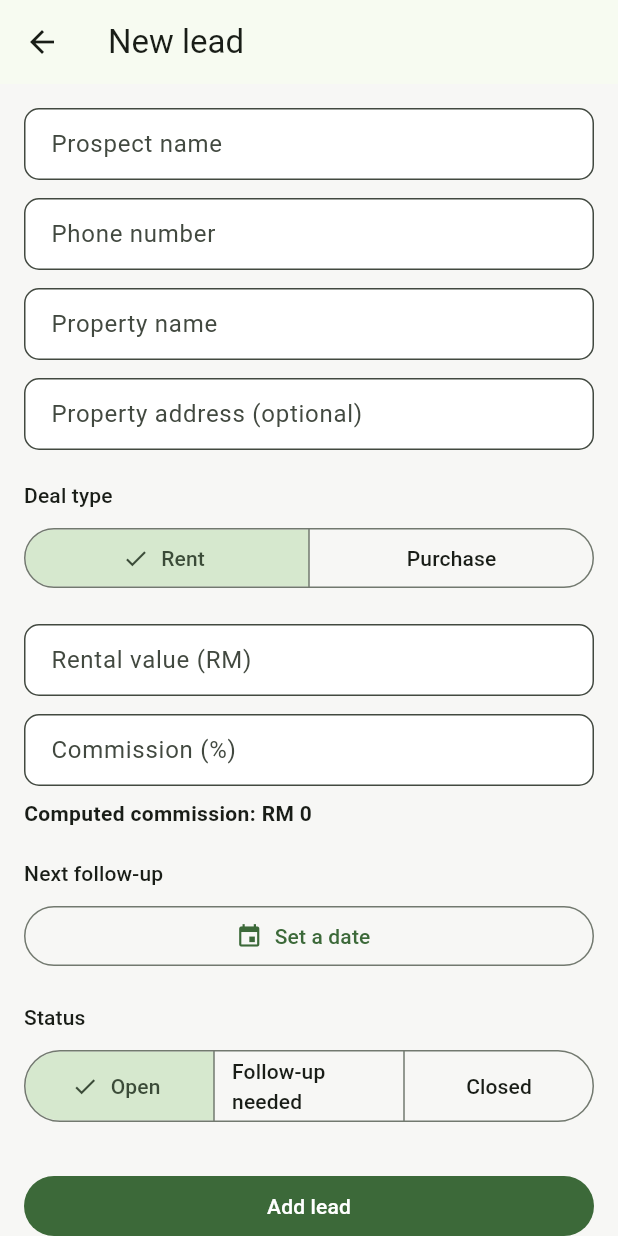
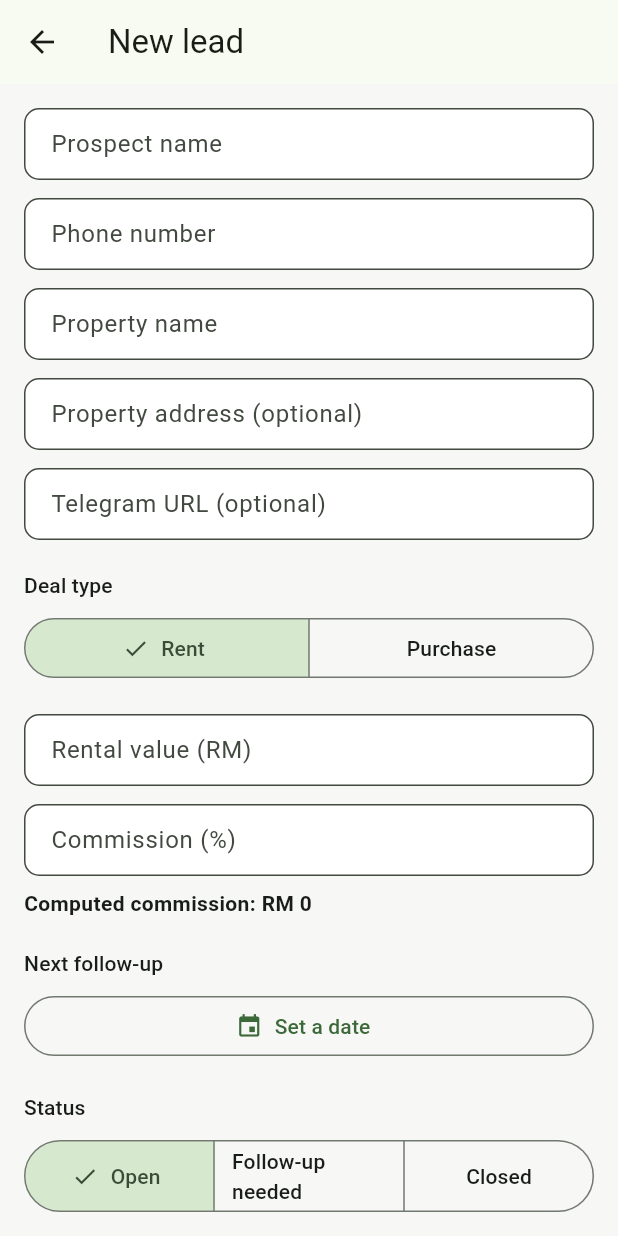
Before and after one commit to frdsfrhn/Repo1, a Flutter app: the screen it shows once a user with an empty profile is signed in, after a tap on "New lead", on a phone screen of 412 x 824 dp. Run offline on Flutter 3.47's test engine with Material 3 defaults, Android fonts, the phone set to English and light mode, and no system bars; our stand-ins replace cloud_firestore, cloud_functions, firebase_auth, firebase_core, firebase_storage, permission_handler; missing offline and left inert: purchases_flutter, record; accounts and stored records are empty; generated files the repository leaves out were written again.

Commit message:
Add WhatsApp/Telegram quick actions and rebrand to PropertyMate
- Lead detail now shows a WhatsApp button (wa.me deep link built from
  the lead's phone number) and, when set, a Telegram button that opens
  the agent-provided URL directly.
- New optional telegramUrl field on Lead, editable from the lead form.
- Renamed the app to PropertyMate: MaterialApp title, README, pubspec
  description, and a simple branded splash/login screen using the
  existing app icon set (no custom art assets yet).

```diff
--- a/lib/app.dart
+++ b/lib/app.dart
@@ -55,7 +55,7 @@ class PropertyAgentApp extends StatelessWidget {
 
   Widget _shell(Widget home) {
     return MaterialApp(
-      title: 'Property Agent',
+      title: 'PropertyMate',
       debugShowCheckedModeBanner: false,
       theme: AppTheme.light(),
       home: home,
--- a/lib/models/lead.dart
+++ b/lib/models/lead.dart
@@ -63,6 +63,7 @@ class Lead {
     required this.phoneNumber,
     required this.propertyName,
     this.propertyAddress = '',
+    this.telegramUrl = '',
     required this.dealType,
     required this.commissionPercent,
     required this.dealValue,
@@ -79,6 +80,12 @@ class Lead {
   final String phoneNumber;
   final String propertyName;
   final String propertyAddress;
+
+  /// Full URL an agent pastes in (e.g. `https://t.me/someusername`), opened
+  /// directly via url_launcher — not validated beyond being non-empty, since
+  /// Telegram usernames/invite links come in several valid URL shapes.
+  final String telegramUrl;
+
   final DealType dealType;
 
   /// Commission percentage, e.g. 3.0 for 3%.
@@ -107,6 +114,7 @@ class Lead {
       phoneNumber: data['phoneNumber'] as String? ?? '',
       propertyName: data['propertyName'] as String? ?? '',
       propertyAddress: data['propertyAddress'] as String? ?? '',
+      telegramUrl: data['telegramUrl'] as String? ?? '',
       dealType: DealTypeX.fromWire(data['dealType'] as String?),
       commissionPercent: (data['commissionPercent'] as num?)?.toDouble() ?? 0,
       dealValue: (data['dealValue'] as num?)?.toDouble() ?? 0,
@@ -125,6 +133,7 @@ class Lead {
       'phoneNumber': phoneNumber,
       'propertyName': propertyName,
       'propertyAddress': propertyAddress,
+      'telegramUrl': telegramUrl,
       'dealType': dealType.wireValue,
       'commissionPercent': commissionPercent,
       'dealValue': dealValue,
@@ -144,6 +153,7 @@ class Lead {
     String? phoneNumber,
     String? propertyName,
     String? propertyAddress,
+    String? telegramUrl,
     DealType? dealType,
     double? commissionPercent,
     double? dealValue,
@@ -159,6 +169,7 @@ class Lead {
       phoneNumber: phoneNumber ?? this.phoneNumber,
       propertyName: propertyName ?? this.propertyName,
       propertyAddress: propertyAddress ?? this.propertyAddress,
+      telegramUrl: telegramUrl ?? this.telegramUrl,
       dealType: dealType ?? this.dealType,
       commissionPercent: commissionPercent ?? this.commissionPercent,
       dealValue: dealValue ?? this.dealValue,
--- a/lib/screens/auth/phone_login_screen.dart
+++ b/lib/screens/auth/phone_login_screen.dart
@@ -1,6 +1,7 @@
 import 'package:flutter/material.dart';
 import 'package:provider/provider.dart';
 
+import '../../core/theme.dart';
 import '../../providers/auth_provider.dart';
 import '../../widgets/loading_overlay.dart';
 import 'otp_verify_screen.dart';
@@ -77,9 +78,23 @@ class _PhoneLoginScreenState extends State<PhoneLoginScreen> {
               crossAxisAlignment: CrossAxisAlignment.start,
               mainAxisAlignment: MainAxisAlignment.center,
               children: [
+                Container(
+                  width: 64,
+                  height: 64,
+                  decoration: BoxDecoration(
+                    color: AppTheme.primary,
+                    borderRadius: BorderRadius.circular(16),
+                  ),
+                  child: const Icon(Icons.home_work_rounded,
+                      size: 34, color: Colors.white),
+                ),
+                const SizedBox(height: 20),
                 Text(
-                  'Welcome',
-                  style: Theme.of(context).textTheme.headlineMedium,
+                  'PropertyMate',
+                  style: Theme.of(context).textTheme.headlineMedium?.copyWith(
+                        fontWeight: FontWeight.w700,
+                        color: AppTheme.primary,
+                      ),
                 ),
                 const SizedBox(height: 8),
                 Text(
--- a/lib/screens/lead/lead_form_screen.dart
+++ b/lib/screens/lead/lead_form_screen.dart
@@ -27,6 +27,7 @@ class _LeadFormScreenState extends State<LeadFormScreen> {
   late final TextEditingController _phoneController;
   late final TextEditingController _propertyNameController;
   late final TextEditingController _propertyAddressController;
+  late final TextEditingController _telegramUrlController;
   late final TextEditingController _dealValueController;
   late final TextEditingController _commissionPercentController;
   late final TextEditingController _yieldController;
@@ -46,6 +47,8 @@ class _LeadFormScreenState extends State<LeadFormScreen> {
         TextEditingController(text: lead?.propertyName ?? '');
     _propertyAddressController =
         TextEditingController(text: lead?.propertyAddress ?? '');
+    _telegramUrlController =
+        TextEditingController(text: lead?.telegramUrl ?? '');
     _dealValueController = TextEditingController(
         text: lead == null || lead.dealValue == 0 ? '' : lead.dealValue.toString());
     _commissionPercentController = TextEditingController(
@@ -69,6 +72,7 @@ class _LeadFormScreenState extends State<LeadFormScreen> {
     _phoneController.dispose();
     _propertyNameController.dispose();
     _propertyAddressController.dispose();
+    _telegramUrlController.dispose();
     _dealValueController.dispose();
     _commissionPercentController.dispose();
     _yieldController.dispose();
@@ -105,6 +109,7 @@ class _LeadFormScreenState extends State<LeadFormScreen> {
           phoneNumber: _phoneController.text.trim(),
           propertyName: _propertyNameController.text.trim(),
           propertyAddress: _propertyAddressController.text.trim(),
+          telegramUrl: _telegramUrlController.text.trim(),
           dealType: _dealType,
           commissionPercent: _commissionPercent,
           dealValue: _dealValue,
@@ -124,6 +129,7 @@ class _LeadFormScreenState extends State<LeadFormScreen> {
           phoneNumber: _phoneController.text.trim(),
           propertyName: _propertyNameController.text.trim(),
           propertyAddress: _propertyAddressController.text.trim(),
+          telegramUrl: _telegramUrlController.text.trim(),
           dealType: _dealType,
           commissionPercent: _commissionPercent,
           dealValue: _dealValue,
@@ -189,6 +195,15 @@ class _LeadFormScreenState extends State<LeadFormScreen> {
                 decoration: const InputDecoration(
                     labelText: 'Property address (optional)'),
                 textCapitalization: TextCapitalization.sentences,
+              ),
+              const SizedBox(height: 12),
+              TextFormField(
+                controller: _telegramUrlController,
+                decoration: const InputDecoration(
+                  labelText: 'Telegram URL (optional)',
+                  hintText: 'https://t.me/username',
+                ),
+                keyboardType: TextInputType.url,
               ),
               const SizedBox(height: 20),
               Text('Deal type', style: Theme.of(context).textTheme.labelLarge),
--- a/lib/screens/splash_screen.dart
+++ b/lib/screens/splash_screen.dart
@@ -1,12 +1,42 @@
 import 'package:flutter/material.dart';
+
+import '../core/theme.dart';
 
 class SplashScreen extends StatelessWidget {
   const SplashScreen({super.key});
 
   @override
   Widget build(BuildContext context) {
-    return const Scaffold(
-      body: Center(child: CircularProgressIndicator()),
+    return Scaffold(
+      backgroundColor: AppTheme.primary,
+      body: Center(
+        child: Column(
+          mainAxisSize: MainAxisSize.min,
+          children: [
+            Container(
+              width: 88,
+              height: 88,
+              decoration: BoxDecoration(
+                color: Colors.white,
+                borderRadius: BorderRadius.circular(20),
+              ),
+              child: const Icon(Icons.home_work_rounded,
+                  size: 48, color: AppTheme.primary),
+            ),
+            const SizedBox(height: 20),
+            const Text(
+              'PropertyMate',
+              style: TextStyle(
+                color: Colors.white,
+                fontSize: 24,
+                fontWeight: FontWeight.w700,
+              ),
+            ),
+            const SizedBox(height: 28),
+            const CircularProgressIndicator(color: Colors.white),
+          ],
+        ),
+      ),
     );
   }
 }
--- a/pubspec.yaml
+++ b/pubspec.yaml
@@ -1,5 +1,5 @@
 name: property_agent_app
-description: "Property agent CRM — leads, voice notes, AI-cleaned transcripts, subscriptions."
+description: "PropertyMate — property agent CRM: leads, voice notes, AI-cleaned transcripts, subscriptions."
 publish_to: "none"
 version: 0.1.0
 
```
Also changed, not shown: lib/core/formatters.dart (+15 -0 lines), lib/screens/lead/lead_detail_screen.dart (+37 -0 lines), 2 other files.
